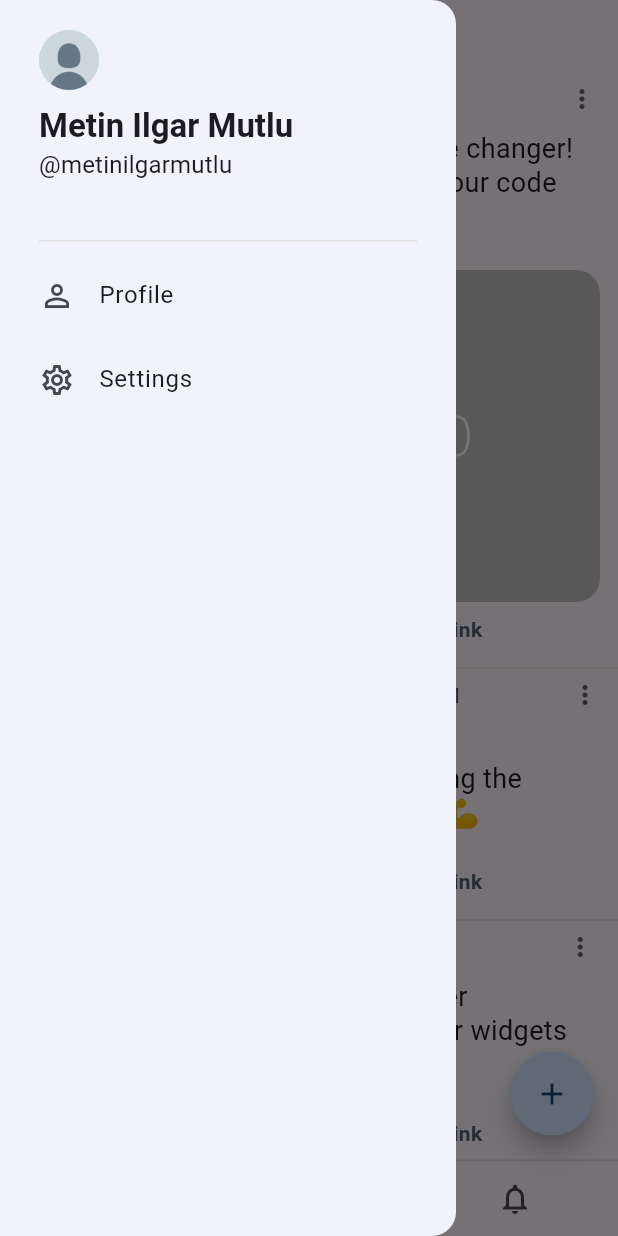
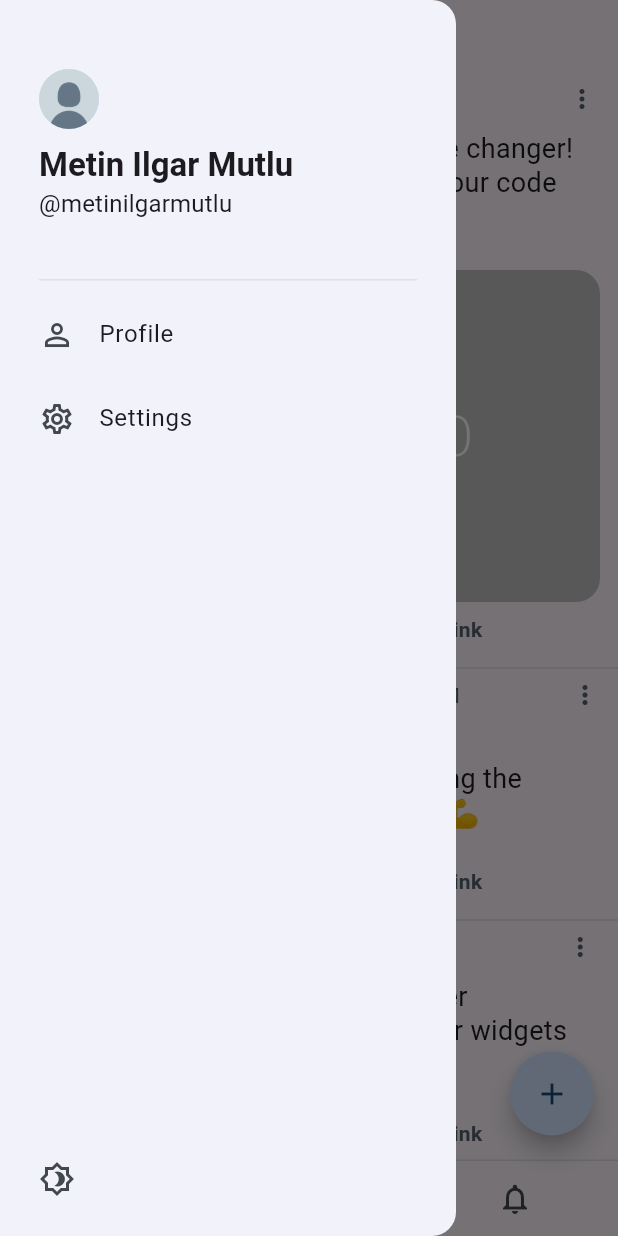
Before and after one commit to metinilgar/x-clone-flutter, a Flutter app: the screen it shows after launch, with the side drawer open, on a phone screen of 412 x 824 dp. Run offline on Flutter 3.47's test engine with Material 3 defaults, Android fonts, the phone set to English and light mode, and no system bars; our stand-ins replace dio, flutter_riverpod, image_picker, riverpod_annotation, shared_preferences, vector_graphics; missing offline and left inert: hidable; generated files the repository leaves out were written again.

Commit message:
Add a button to the drawer to change the theme mode

```diff
--- a/lib/main.dart
+++ b/lib/main.dart
@@ -1,5 +1,6 @@
 import 'package:flutter/material.dart';
 import 'package:flutter_riverpod/flutter_riverpod.dart';
+import 'package:x_clone_flutter/src/features/navigation_menu/controller/dark_mode_controller.dart';
 import 'package:x_clone_flutter/src/utils/theme/theme.dart';
 import 'package:x_clone_flutter/src/features/authentication/presentation/screens/splash_screen.dart';
 
@@ -7,14 +8,14 @@ void main() {
   runApp(const ProviderScope(child: MainApp()));
 }
 
-class MainApp extends StatelessWidget {
+class MainApp extends ConsumerWidget {
   const MainApp({super.key});
 
   @override
-  Widget build(BuildContext context) {
+  Widget build(BuildContext context, WidgetRef ref) {
     return MaterialApp(
       debugShowCheckedModeBanner: false,
-      themeMode: ThemeMode.system,
+      themeMode: ref.watch(darkModeControllerProvider),
 
       // Light theme
       theme: XAppTheme.kLightTheme,
--- a/lib/src/features/navigation_menu/presentation/drawer/drawer_contents.dart
+++ b/lib/src/features/navigation_menu/presentation/drawer/drawer_contents.dart
@@ -1,4 +1,5 @@
 import 'package:flutter/material.dart';
+import 'package:x_clone_flutter/src/features/navigation_menu/presentation/drawer/dark_mode_menu.dart';
 import 'package:x_clone_flutter/src/features/navigation_menu/presentation/drawer/drawer_profile_header.dart';
 import 'package:x_clone_flutter/src/features/profile/presentation/profile_screen.dart';
 
@@ -8,8 +9,13 @@ class DrawerContents extends StatelessWidget {
   @override
   Widget build(BuildContext context) {
     return Drawer(
+      child: Column(
+        crossAxisAlignment: CrossAxisAlignment.start,
+        children: [
+          Expanded(
+            child: Padding(
+              padding: const EdgeInsets.all(26.0),
               child: ListView(
-        padding: const EdgeInsets.symmetric(horizontal: 26),
                 children: [
                   // Drawer Header
                   const DrawerProfileHeader(),
@@ -35,6 +41,25 @@ class DrawerContents extends StatelessWidget {
                   ),
                 ],
               ),
+            ),
+          ),
+
+          // Change Theme
+          IconButton(
+            padding: const EdgeInsets.all(26),
+            onPressed: () {
+              Navigator.pop(context);
+              showModalBottomSheet(
+                context: context,
+                builder: (context) {
+                  return const DarkModeMenu();
+                },
+              );
+            },
+            icon: const Icon(Icons.brightness_4_outlined),
+          ),
+        ],
+      ),
     );
   }
 }
```
Also changed, not shown: lib/src/features/navigation_menu/controller/dark_mode_controller.dart (added, +16 -0 lines), lib/src/features/navigation_menu/presentation/drawer/dark_mode_menu.dart (added, +61 -0 lines), lib/src/features/navigation_menu/controller/dark_mode_controller.g.dart (added). Lines whose indentation alone changed are shown as unchanged.
